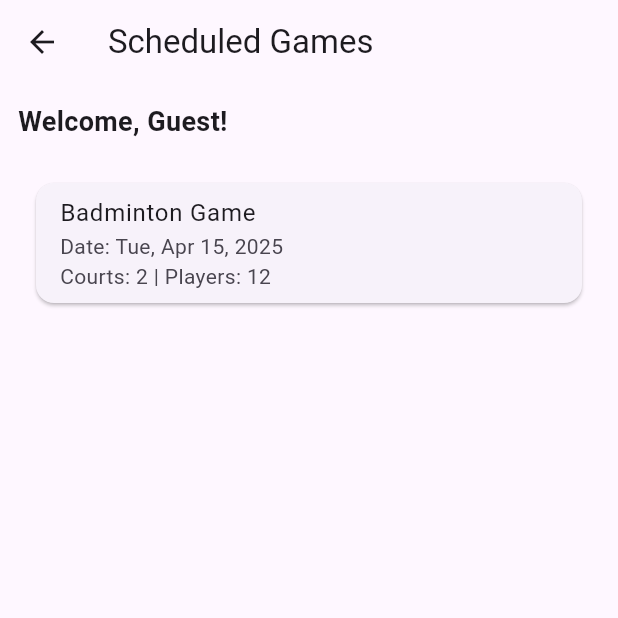
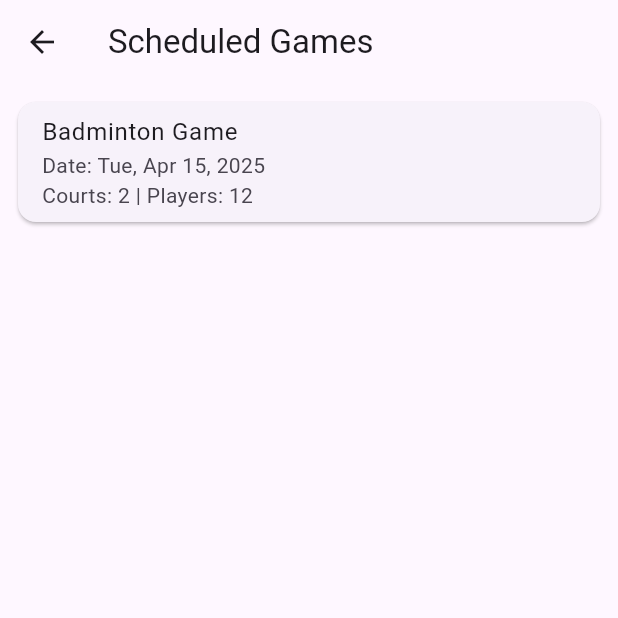
Before and after one commit to Cole-Brito/ENG4001, a Flutter app: the ScheduledGamesScreen screen opened directly, on a phone screen of 412 x 824 dp, the top half of it. Run offline on Flutter 3.47's test engine with Material 3 defaults, Android fonts, the phone set to English and light mode, and no system bars.

Commit message:
fixed sechduled game screens

```diff
--- a/lib/scheduled_games_screen.dart
+++ b/lib/scheduled_games_screen.dart
@@ -11,18 +11,8 @@ class ScheduledGamesScreen extends StatelessWidget {
 
     return Scaffold(
       appBar: AppBar(title: Text('Scheduled Games')),
-      body: Padding(
-        padding: const EdgeInsets.all(12.0),
-        child: Column(
-          crossAxisAlignment: CrossAxisAlignment.start,
-          children: [
-            Text(
-              'Welcome, Guest!',
-              style: TextStyle(fontSize: 18, fontWeight: FontWeight.bold),
-            ),
-            SizedBox(height: 16),
-            Expanded(
-              child: games.isEmpty
+      body:
+          games.isEmpty
               ? Center(child: Text('No games scheduled yet.'))
               : ListView.builder(
                 itemCount: games.length,
@@ -43,10 +33,6 @@ class ScheduledGamesScreen extends StatelessWidget {
                   );
                 },
               ),
-              ),
-          ],
-        ),
-      ),
     );
   }
 }
```
